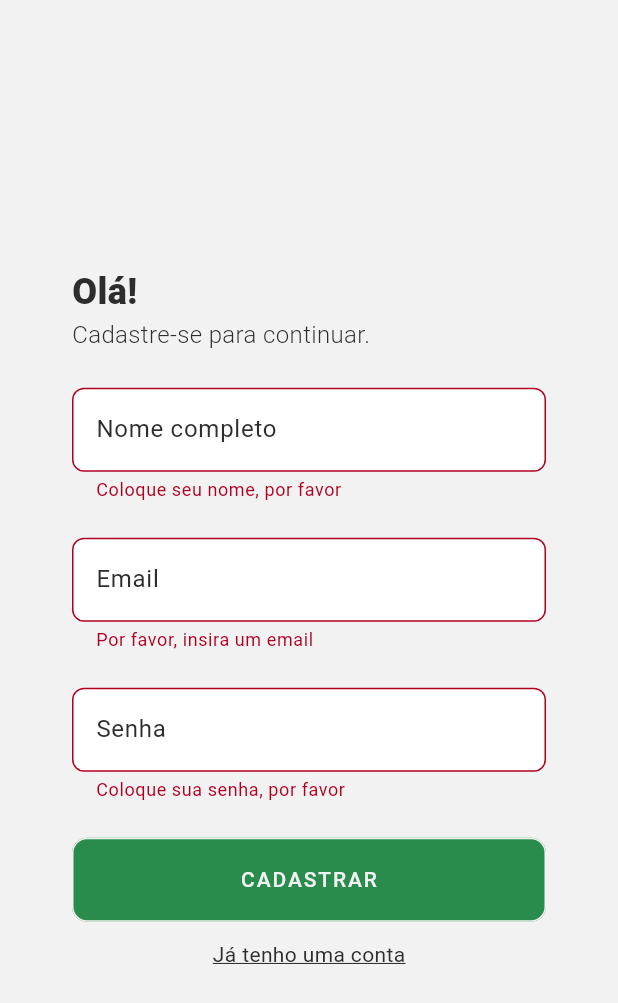
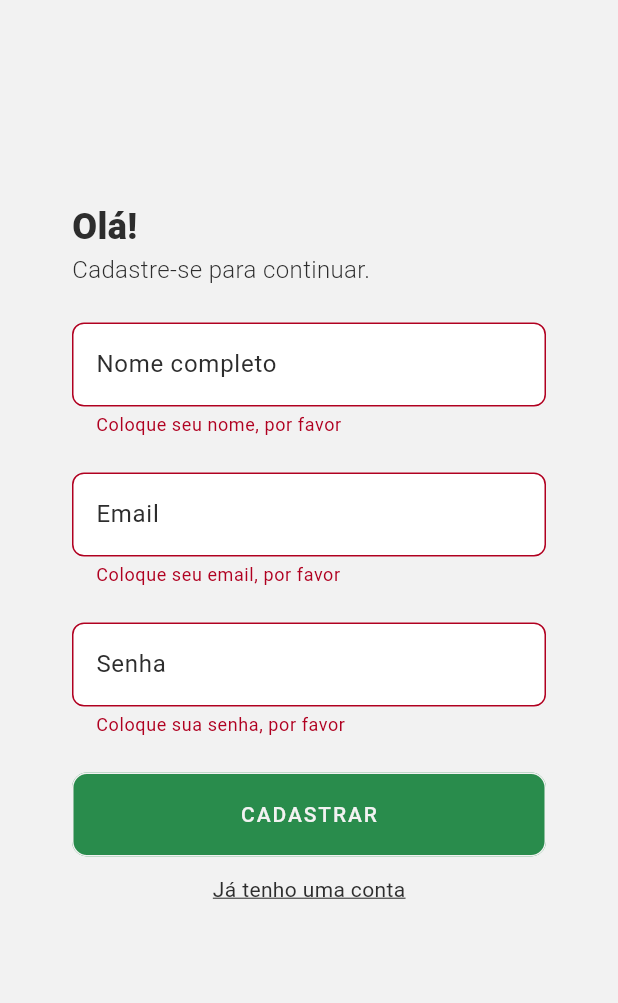
Before and after one commit to IndoorTrackingTeam/indoor-tracking-frontend-mobile, a Flutter app: the RegisterScreen screen opened directly, after a tap on "CADASTRAR", on a phone screen of 412 x 824 dp. Shown: the top 1003 px of the screen. Run offline on Flutter 3.47's test engine with Material 3 defaults, Android fonts, the phone set to English and light mode, and no system bars; our stand-ins replace flutter_spinkit, google_fonts, shared_preferences; accounts and stored records are empty; Roboto replaces fonts that are missing (Play).

Commit message:
fix: fixed some bugs

```diff
--- a/mobile/lib/api/user_service.dart
+++ b/mobile/lib/api/user_service.dart
@@ -38,7 +38,7 @@ class UserService {
   }
 
   Future<String> signUpEmailPassword(
-      String name, String register, String password, String email) async {
+      String name, String password, String email) async {
     final url = Uri.parse('$path/user/create');
 
     final headers = {
@@ -49,7 +49,6 @@ class UserService {
       "name": name,
       "email": email,
       "password": password,
-      "register_": register,
     });
 
     try {
--- a/mobile/lib/screens/register_screen.dart
+++ b/mobile/lib/screens/register_screen.dart
@@ -15,17 +15,16 @@ class _RegisterScreenState extends State<RegisterScreen> {
   UserService userService = UserService();
   final _formKey = GlobalKey<FormState>();
   final TextEditingController _nameController = TextEditingController();
-  final TextEditingController _registerController = TextEditingController();
   final TextEditingController _emailController = TextEditingController();
   final TextEditingController _passwordController = TextEditingController();
 
   String? _emailValidator(String? value) {
     if (value == null || value.isEmpty) {
-      return 'Por favor, insira um email';
+      return 'Coloque seu email, por favor';
     }
     final emailRegex = RegExp(r'^[^@]+@[^@]+\.[^@]+');
     if (!emailRegex.hasMatch(value)) {
-      return 'Por favor, insira um email válido';
+      return 'Coloque um email válido, por favor';
     }
     return null;
   }
@@ -35,9 +34,8 @@ class _RegisterScreenState extends State<RegisterScreen> {
       String name = _nameController.text;
       String email = _emailController.text;
       String password = _passwordController.text;
-      String register = _registerController.text;
       try {
-        await userService.signUpEmailPassword(name, register, password, email);
+        await userService.signUpEmailPassword(name, password, email);
         Navigator.pushReplacement(
           context,
           MaterialPageRoute(
@@ -45,7 +43,6 @@ class _RegisterScreenState extends State<RegisterScreen> {
           ),
         );
       } catch (e) {
-        print(e);
         ScaffoldMessenger.of(context).showSnackBar(
           SnackBar(content: Text('Register failed: ${e.toString()}')),
         );
@@ -56,7 +53,9 @@ class _RegisterScreenState extends State<RegisterScreen> {
   @override
   Widget build(BuildContext context) {
     return Scaffold(
-      body: Padding(
+      body: SingleChildScrollView(
+        padding: const EdgeInsets.only(top: 86),
+        child: Padding(
           padding: const EdgeInsets.all(48.0),
           child: Form(
             key: _formKey,
@@ -171,6 +170,7 @@ class _RegisterScreenState extends State<RegisterScreen> {
             ),
           ),
         ),
+      ),
     );
   }
 }
```
Lines whose indentation alone changed are shown as unchanged.
